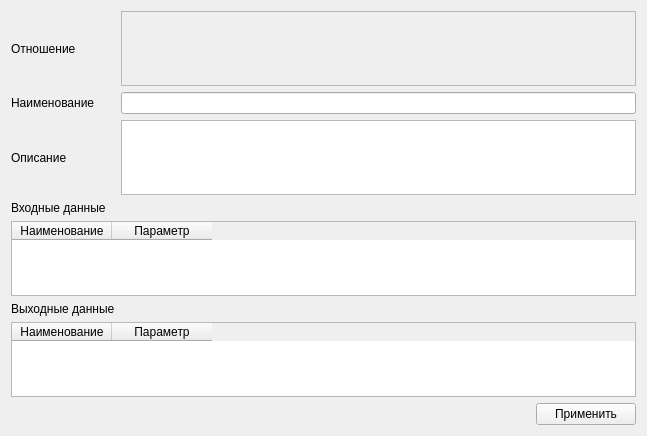
Above: ui/RuleOptions.ui from lazyDesertMan/Mivar before the change. Below: the same form after it.
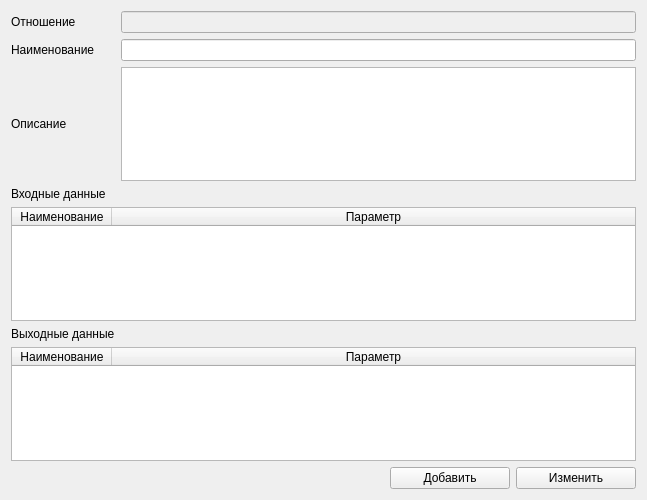
That is the form after the change.

Patch:
```diff
--- a/ui/RuleOptions.ui
+++ b/ui/RuleOptions.ui
@@ -7,7 +7,7 @@
     <x>0</x>
     <y>0</y>
     <width>647</width>
-    <height>436</height>
+    <height>500</height>
    </rect>
   </property>
   <property name="windowTitle">
@@ -21,22 +21,20 @@
      </property>
     </widget>
    </item>
-   <item row="6" column="0" colspan="2">
-    <widget class="QTableWidget" name="table_OutData">
-     <column>
-      <property name="text">
-       <string>Наименование</string>
-      </property>
-     </column>
-     <column>
-      <property name="text">
-       <string>Параметр</string>
-      </property>
-     </column>
-    </widget>
-   </item>
    <item row="4" column="0" colspan="2">
     <widget class="QTableWidget" name="table_InData">
+     <property name="layoutDirection">
+      <enum>Qt::LeftToRight</enum>
+     </property>
+     <property name="sizeAdjustPolicy">
+      <enum>QAbstractScrollArea::AdjustIgnored</enum>
+     </property>
+     <attribute name="horizontalHeaderStretchLastSection">
+      <bool>true</bool>
+     </attribute>
+     <attribute name="verticalHeaderStretchLastSection">
+      <bool>false</bool>
+     </attribute>
      <column>
       <property name="text">
        <string>Наименование</string>
@@ -49,6 +47,13 @@
      </column>
     </widget>
    </item>
+   <item row="0" column="0">
+    <widget class="QLabel" name="label">
+     <property name="text">
+      <string>Отношение</string>
+     </property>
+    </widget>
+   </item>
    <item row="2" column="0">
     <widget class="QLabel" name="label_3">
      <property name="text">
@@ -56,23 +61,6 @@
      </property>
     </widget>
    </item>
-   <item row="0" column="1">
-    <widget class="QTextBrowser" name="viewRelative">
-     <property name="enabled">
-      <bool>false</bool>
-     </property>
-    </widget>
-   </item>
-   <item row="2" column="1">
-    <widget class="QTextEdit" name="descriptionRule"/>
-   </item>
-   <item row="3" column="0">
-    <widget class="QLabel" name="label_4">
-     <property name="text">
-      <string>Входные данные</string>
-     </property>
-    </widget>
-   </item>
    <item row="5" column="0">
     <widget class="QLabel" name="label_5">
      <property name="text">
@@ -80,29 +68,73 @@
      </property>
     </widget>
    </item>
+   <item row="3" column="0">
+    <widget class="QLabel" name="label_4">
+     <property name="text">
+      <string>Входные данные</string>
+     </property>
+    </widget>
+   </item>
+   <item row="6" column="0" colspan="2">
+    <widget class="QTableWidget" name="table_OutData">
+     <attribute name="horizontalHeaderStretchLastSection">
+      <bool>true</bool>
+     </attribute>
+     <column>
+      <property name="text">
+       <string>Наименование</string>
+      </property>
+     </column>
+     <column>
+      <property name="text">
+       <string>Параметр</string>
+      </property>
+     </column>
+    </widget>
+   </item>
+   <item row="2" column="1">
+    <widget class="QTextEdit" name="descriptionRule"/>
+   </item>
+   <item row="7" column="1">
+    <layout class="QHBoxLayout" name="horizontalLayout">
+     <item>
+      <widget class="QWidget" name="widget" native="true"/>
+     </item>
+     <item>
+      <widget class="QPushButton" name="addBtn_Rule">
+       <property name="maximumSize">
+        <size>
+         <width>120</width>
+         <height>120</height>
+        </size>
+       </property>
+       <property name="text">
+        <string>Добавить</string>
+       </property>
+      </widget>
+     </item>
+     <item>
+      <widget class="QPushButton" name="editBtn_Rule">
+       <property name="maximumSize">
+        <size>
+         <width>120</width>
+         <height>120</height>
+        </size>
+       </property>
+       <property name="text">
+        <string>Изменить</string>
+       </property>
+      </widget>
+     </item>
+    </layout>
+   </item>
    <item row="1" column="1">
     <widget class="QLineEdit" name="nameRule"/>
    </item>
-   <item row="0" column="0">
-    <widget class="QLabel" name="label">
-     <property name="text">
-      <string>Отношение</string>
-     </property>
-    </widget>
-   </item>
-   <item row="7" column="1">
-    <widget class="QPushButton" name="editRule_Button">
-     <property name="maximumSize">
-      <size>
-       <width>100</width>
-       <height>100</height>
-      </size>
-     </property>
-     <property name="layoutDirection">
-      <enum>Qt::RightToLeft</enum>
-     </property>
-     <property name="text">
-      <string>Применить</string>
+   <item row="0" column="1">
+    <widget class="QLineEdit" name="viewRelative">
+     <property name="enabled">
+      <bool>false</bool>
      </property>
     </widget>
    </item>
```
